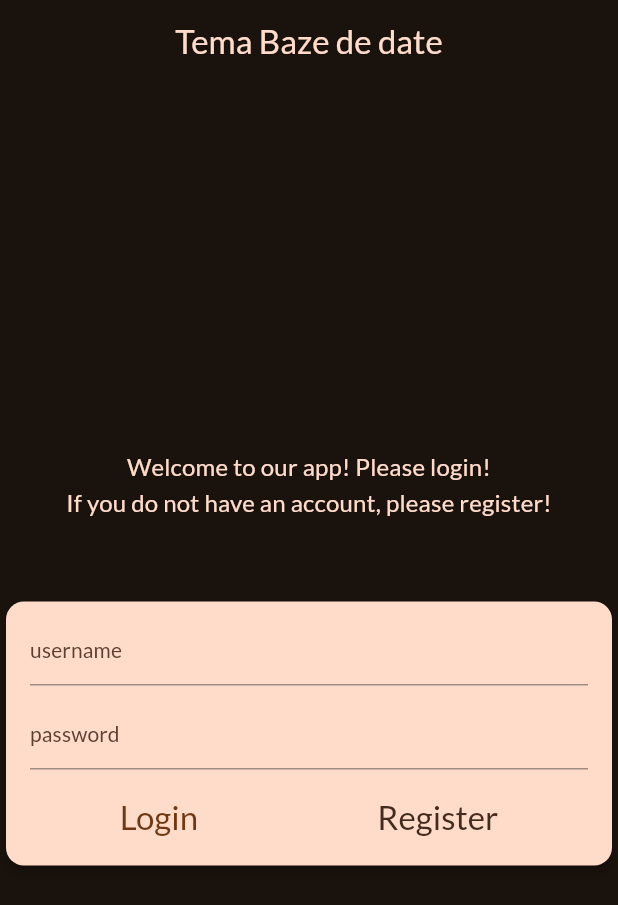
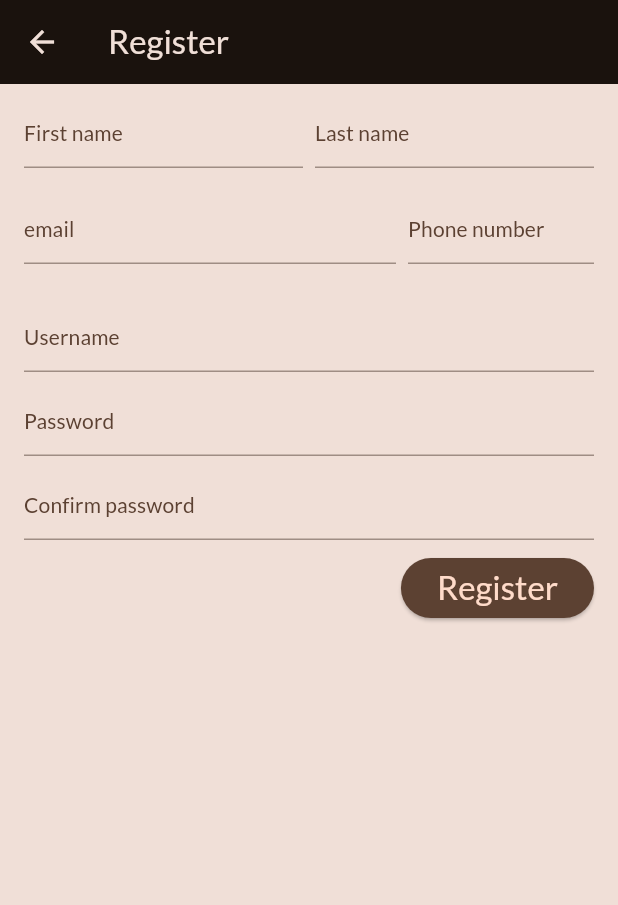
Before and after one commit to MateiEne/courses-records, a Flutter app: the screen it shows after launch, after a tap on "Register", on a phone screen of 412 x 824 dp. Shown: the top 905 px of the screen. Run offline on Flutter 3.47's test engine with Material 3 defaults, Android fonts, the phone set to English and light mode, and no system bars; our stand-ins replace google_fonts.

Commit message:
added registration screen (without text field controllers, and data manipulation, just the UI)

```diff
--- a/lib/screens/home.dart
+++ b/lib/screens/home.dart
@@ -2,27 +2,53 @@ import 'package:db_homework/widgets/authentication.dart';
 import 'package:flutter/material.dart';
 
 class HomeScreen extends StatefulWidget {
-  const HomeScreen({Key? key}) : super(key: key);
+  const HomeScreen({
+    Key? key,
+  }) : super(key: key);
 
   @override
   _HomeScreenState createState() => _HomeScreenState();
 }
 
 class _HomeScreenState extends State<HomeScreen> {
+  String contentValue = '';
+
+  void _selectContent() {
+    setState(() {
+      contentValue = 'Home';
+    });
+  }
+
   @override
   Widget build(BuildContext context) {
-    return Scaffold(
-      appBar: AppBar(
-        title: Text(
-          'Tema Baze de date',
-          style: Theme.of(context).textTheme.titleLarge!.copyWith(
+    Widget content = Column(
+      mainAxisAlignment: MainAxisAlignment.center,
+      children: [
+        Text(
+          textAlign: TextAlign.center,
+          'Welcome to our app! Please login!',
+          style: Theme.of(context).textTheme.titleMedium!.copyWith(
                 color: Theme.of(context).colorScheme.onPrimaryContainer,
               ),
         ),
-        centerTitle: true,
-      ),
-      body: Column(
-        mainAxisAlignment: MainAxisAlignment.center,
+        Text(
+          'If you do not have an account, please register!',
+          style: Theme.of(context).textTheme.titleMedium!.copyWith(
+                color: Theme.of(context).colorScheme.onPrimaryContainer,
+              ),
+          textAlign: TextAlign.center,
+        ),
+        const SizedBox(
+          height: 50,
+        ),
+        AuthenticationScreen(
+          onSelectContent: _selectContent,
+        ),
+      ],
+    );
+
+    if (contentValue == 'Home') {
+      content = ListView(
         children: [
           Text(
             textAlign: TextAlign.center,
@@ -41,9 +67,18 @@ class _HomeScreenState extends State<HomeScreen> {
           const SizedBox(
             height: 50,
           ),
-          const AuthenticationScreen(),
         ],
+      );
+    }
+
+    return Scaffold(
+      appBar: AppBar(
+        title: const Text(
+          'Tema Baze de date',
+        ),
+        centerTitle: true,
       ),
+      body: content,
     );
   }
 }
--- /dev/null
+++ b/lib/screens/register.dart
@@ -0,0 +1,151 @@
+import 'package:flutter/material.dart';
+
+class RegisterScreen extends StatefulWidget {
+  const RegisterScreen({
+    Key? key,
+    required this.onSelectContent,
+  }) : super(key: key);
+
+  final void Function() onSelectContent;
+
+  @override
+  _RegisterScreenState createState() => _RegisterScreenState();
+}
+
+class _RegisterScreenState extends State<RegisterScreen> {
+  @override
+  Widget build(BuildContext context) {
+    return Scaffold(
+      appBar: AppBar(
+        title: const Text('Register'),
+      ),
+      body: Container(
+        color: Theme.of(context).colorScheme.onBackground,
+        child: Padding(
+          padding: const EdgeInsets.symmetric(
+            vertical: 8,
+            horizontal: 16,
+          ),
+          child: Column(
+            crossAxisAlignment: CrossAxisAlignment.end,
+            children: [
+              Row(
+                children: [
+                  Expanded(
+                    child: TextField(
+                      decoration: InputDecoration(
+                        hintText: 'First name',
+                        hintStyle: Theme.of(context).textTheme.titleSmall!.copyWith(
+                              color: Theme.of(context).colorScheme.secondaryContainer,
+                            ),
+                      ),
+                    ),
+                  ),
+                  const SizedBox(
+                    width: 8,
+                  ),
+                  Expanded(
+                    child: TextField(
+                      decoration: InputDecoration(
+                        hintText: 'Last name',
+                        hintStyle: Theme.of(context).textTheme.titleSmall!.copyWith(
+                              color: Theme.of(context).colorScheme.secondaryContainer,
+                            ),
+                      ),
+                    ),
+                  ),
+                ],
+              ),
+              const SizedBox(
+                height: 16,
+              ),
+              Row(
+                children: [
+                  Expanded(
+                    flex: 2,
+                    child: TextField(
+                      decoration: InputDecoration(
+                        hintText: 'email',
+                        hintStyle: Theme.of(context).textTheme.titleSmall!.copyWith(
+                              color: Theme.of(context).colorScheme.secondaryContainer,
+                            ),
+                      ),
+                    ),
+                  ),
+                  const SizedBox(
+                    width: 8,
+                  ),
+                  Expanded(
+                    flex: 1,
+                    child: TextField(
+                      decoration: InputDecoration(
+                        hintText: 'Phone number',
+                        hintStyle: Theme.of(context).textTheme.titleSmall!.copyWith(
+                              color: Theme.of(context).colorScheme.secondaryContainer,
+                            ),
+                      ),
+                    ),
+                  ),
+                ],
+              ),
+              const SizedBox(
+                height: 24,
+              ),
+              TextField(
+                decoration: InputDecoration(
+                  hintText: 'Username',
+                  hintStyle: Theme.of(context).textTheme.titleSmall!.copyWith(
+                        color: Theme.of(context).colorScheme.secondaryContainer,
+                      ),
+                ),
+              ),
+              const SizedBox(
+                height: 8,
+              ),
+              TextField(
+                decoration: InputDecoration(
+                  hintText: 'Password',
+                  hintStyle: Theme.of(context).textTheme.titleSmall!.copyWith(
+                        color: Theme.of(context).colorScheme.secondaryContainer,
+                      ),
+                ),
+                obscureText: true,
+              ),
+              const SizedBox(
+                height: 8,
+              ),
+              TextField(
+                decoration: InputDecoration(
+                  hintText: 'Confirm password',
+                  hintStyle: Theme.of(context).textTheme.titleSmall!.copyWith(
+                        color: Theme.of(context).colorScheme.secondaryContainer,
+                      ),
+                ),
+                obscureText: true,
+              ),
+              const SizedBox(
+                height: 8,
+              ),
+              ElevatedButton(
+                onPressed: () {
+                  Navigator.of(context).pop();
+
+                  widget.onSelectContent();
+                },
+                style: ElevatedButton.styleFrom(
+                  backgroundColor: Theme.of(context).colorScheme.secondaryContainer,
+                ),
+                child: Text(
+                  'Register',
+                  style: Theme.of(context).textTheme.titleLarge!.copyWith(
+                        color: Theme.of(context).colorScheme.onPrimaryContainer,
+                      ),
+                ),
+              ),
+            ],
+          ),
+        ),
+      ),
+    );
+  }
+}
--- a/lib/widgets/authentication.dart
+++ b/lib/widgets/authentication.dart
@@ -1,7 +1,13 @@
+import 'package:db_homework/screens/register.dart';
 import 'package:flutter/material.dart';
 
 class AuthenticationScreen extends StatelessWidget {
-  const AuthenticationScreen({Key? key}) : super(key: key);
+  const AuthenticationScreen({
+    Key? key,
+    required this.onSelectContent,
+  }) : super(key: key);
+
+  final void Function() onSelectContent;
 
   @override
   Widget build(BuildContext context) {
@@ -9,7 +15,7 @@ class AuthenticationScreen extends StatelessWidget {
     final TextEditingController _userPassword = TextEditingController();
 
     return Card(
-      color: Theme.of(context).colorScheme.onPrimaryContainer,
+      color: Theme.of(context).colorScheme.onSurface,
       elevation: 3,
       child: Padding(
         padding: const EdgeInsets.symmetric(
@@ -58,7 +64,17 @@ class AuthenticationScreen extends StatelessWidget {
                   ),
                 ),
                 TextButton(
-                  onPressed: () {},
+                  onPressed: () {
+                    Navigator.of(context).push(
+                      MaterialPageRoute(
+                        builder: (BuildContext context) {
+                          return RegisterScreen(
+                            onSelectContent: onSelectContent,
+                          );
+                        },
+                      ),
+                    );
+                  },
                   child: Text(
                     'Register',
                     style: Theme.of(context).textTheme.titleLarge!.copyWith(
```
Also changed, not shown: lib/main.dart (line endings or trailing spaces).
